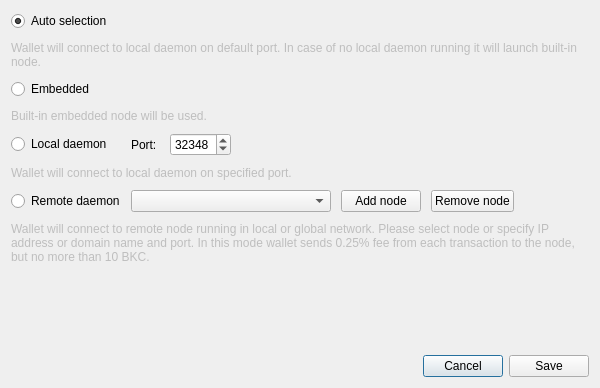
Before: the Qt Designer form src/gui/ui/connectionsettingsdialog.ui in BalkancoinProject/balkancoin_testnet-wallet, drawn with Qt 5.
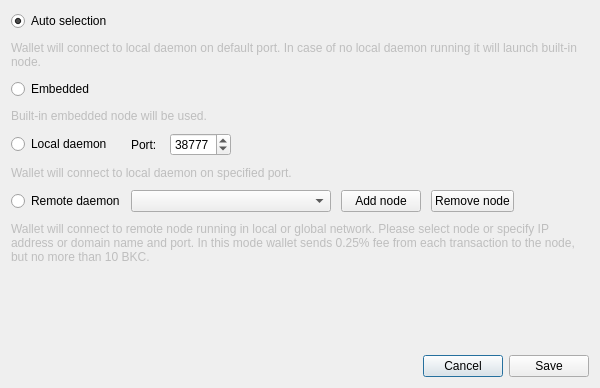
After: the same form once the commit is applied. Icons and pictures are not drawn.

The edit to the form file:
```diff
--- a/src/gui/ui/connectionsettingsdialog.ui
+++ b/src/gui/ui/connectionsettingsdialog.ui
@@ -130,7 +130,7 @@
           <number>65535</number>
          </property>
          <property name="value">
-          <number>32348</number>
+          <number>38777</number>
          </property>
          <property name="displayIntegerBase">
           <number>10</number>
```
